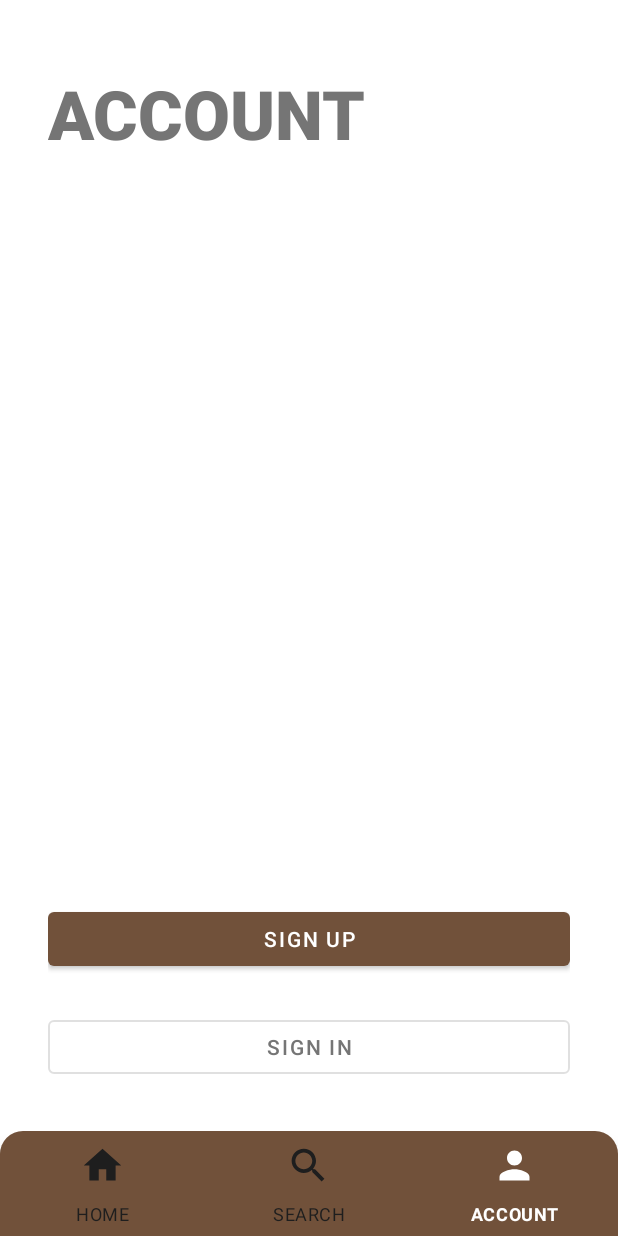
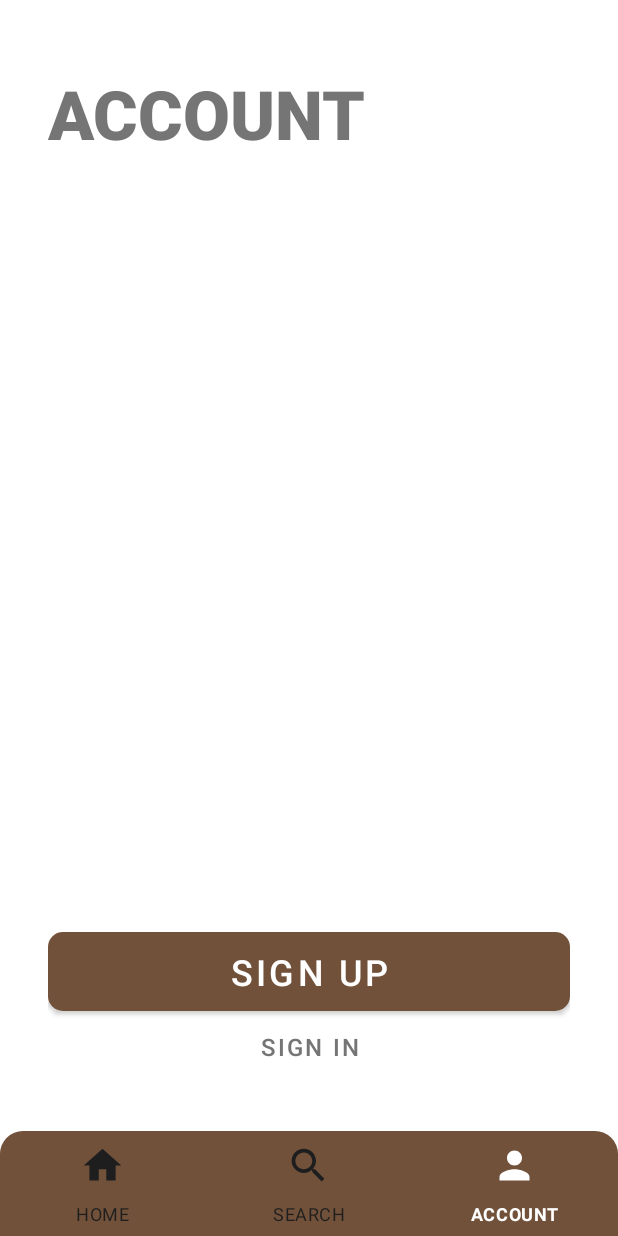
Before and after one commit to seikonta/bullChat, an Android app: the screen it shows after launch (MainActivity), item 3 of the bottom bar chosen, on a phone screen of 412 x 824 dp. Run offline under Robolectric (Android 15) with nearby library versions, the phone set to English and light mode, and no system bars; our stand-ins replace Firebase (no records; nobody signed in at launch, a user with empty details on screens opened directly).

Commit message:
チャット機能が完成した。 アカウント関係のレイアウトファイルが完成。

```diff
--- a/app/src/main/java/app/dev/kon/bullchat/JoinGroupActivity.kt
+++ b/app/src/main/java/app/dev/kon/bullchat/JoinGroupActivity.kt
@@ -24,7 +24,7 @@ class JoinGroupActivity: AppCompatActivity() {
             finish()
         }
 
-        JoinGroupButton.setOnClickListener {
+        GoSignUpButton.setOnClickListener {
             joinGroupAndFinish(group_id!!)
         }
     }
--- a/app/src/main/res/layout/activity_join_group.xml
+++ b/app/src/main/res/layout/activity_join_group.xml
@@ -60,7 +60,7 @@
         android:paddingStart="32dp"
         android:paddingTop="50dp"
         android:paddingEnd="32dp"
-        app:layout_constraintBottom_toTopOf="@+id/JoinGroupButton"
+        app:layout_constraintBottom_toTopOf="@+id/GoSignUpButton"
         app:layout_constraintEnd_toEndOf="parent"
         app:layout_constraintStart_toStartOf="parent"
         app:layout_constraintTop_toBottomOf="@+id/JoinGroupTextBlock">
@@ -87,7 +87,7 @@
     </LinearLayout>
 
     <Button
-        android:id="@+id/JoinGroupButton"
+        android:id="@+id/GoSignUpButton"
         android:layout_width="0dp"
         android:layout_height="wrap_content"
         android:layout_marginStart="32dp"
--- a/app/src/main/res/layout/fragment_account.xml
+++ b/app/src/main/res/layout/fragment_account.xml
@@ -3,7 +3,8 @@
     xmlns:app="http://schemas.android.com/apk/res-auto"
     xmlns:tools="http://schemas.android.com/tools"
     android:layout_width="match_parent"
-    android:layout_height="match_parent">
+    android:layout_height="match_parent"
+    android:backgroundTint="@color/bottomColor">
 
     <TextView
         android:id="@+id/AccountTitleTextView"
@@ -26,26 +27,35 @@
         android:layout_marginStart="32dp"
         android:layout_marginEnd="32dp"
         android:layout_marginBottom="32dp"
+        android:gravity="center"
         android:orientation="vertical"
         app:layout_constraintBottom_toBottomOf="parent"
         app:layout_constraintEnd_toEndOf="parent"
         app:layout_constraintStart_toStartOf="parent">
 
         <Button
-            android:id="@+id/button"
+            android:id="@+id/GoSignUpButton"
             android:layout_width="match_parent"
             android:layout_height="wrap_content"
-            android:layout_marginBottom="24dp"
-            android:text="SIGN UP" />
+            android:background="@drawable/button_brown_shape"
+            android:fontFamily="sans-serif-light"
+            android:text="SIGN UP"
+            android:textColor="@color/white"
+            android:textSize="24sp"
+            android:textStyle="bold"
+            app:layout_constraintBottom_toBottomOf="parent"
+            app:layout_constraintEnd_toEndOf="parent"
+            app:layout_constraintStart_toStartOf="parent" />
 
         <Button
             android:id="@+id/button2"
-            style="@style/Widget.MaterialComponents.Button.OutlinedButton"
-            android:layout_width="match_parent"
+            style="@style/Widget.MaterialComponents.Button.TextButton"
+            android:layout_width="wrap_content"
             android:layout_height="wrap_content"
             android:backgroundTint="@color/floatingColor"
             android:text="SIGN IN"
-            android:textColor="@color/textColor" />
+            android:textColor="@color/textColor"
+            android:textSize="16sp" />
     </LinearLayout>
 
 </androidx.constraintlayout.widget.ConstraintLayout>
```
